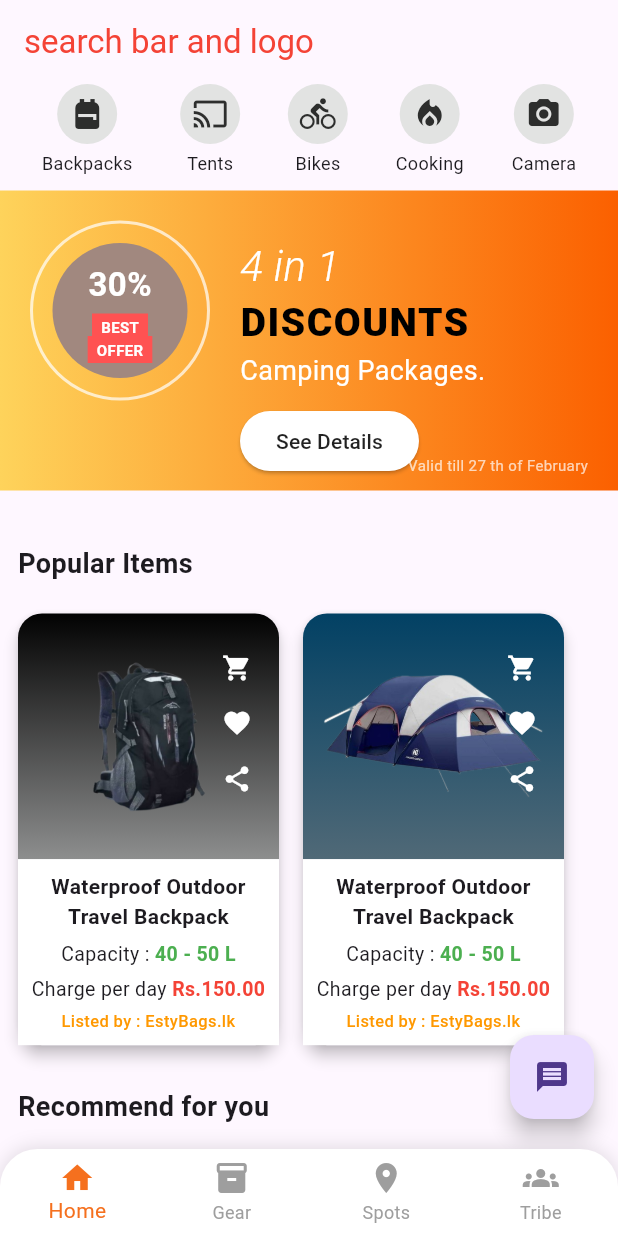
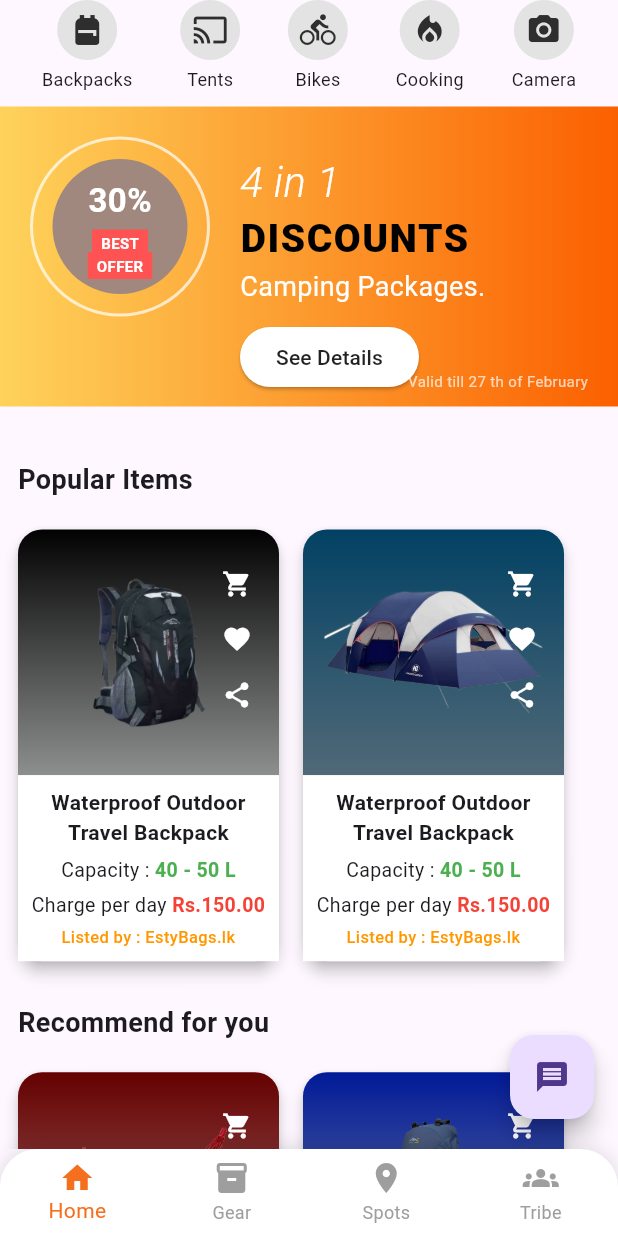
Before and after one commit to nilupul-dew/MAD_Group_09, a Flutter app: the screen it shows after launch, on a phone screen of 412 x 824 dp. Run offline on Flutter 3.47's test engine with Material 3 defaults, Android fonts, the phone set to English and light mode, and no system bars; our stand-ins replace cloud_firestore, firebase_core; accounts and stored records are empty.

Commit message:
Update main.dart

```diff
--- a/hiking_app/lib/main.dart
+++ b/hiking_app/lib/main.dart
@@ -20,10 +20,6 @@ class MyApp extends StatelessWidget {
   Widget build(BuildContext context) {
     return MaterialApp(
       home: Scaffold(
-        appBar: AppBar(
-          title:
-              Text("search bar and logo", style: TextStyle(color: Colors.red)),
-        ),
         body: HomeScreen(),
         // This trailing comma makes auto-formatting nicer for build methods.
       ),
```
